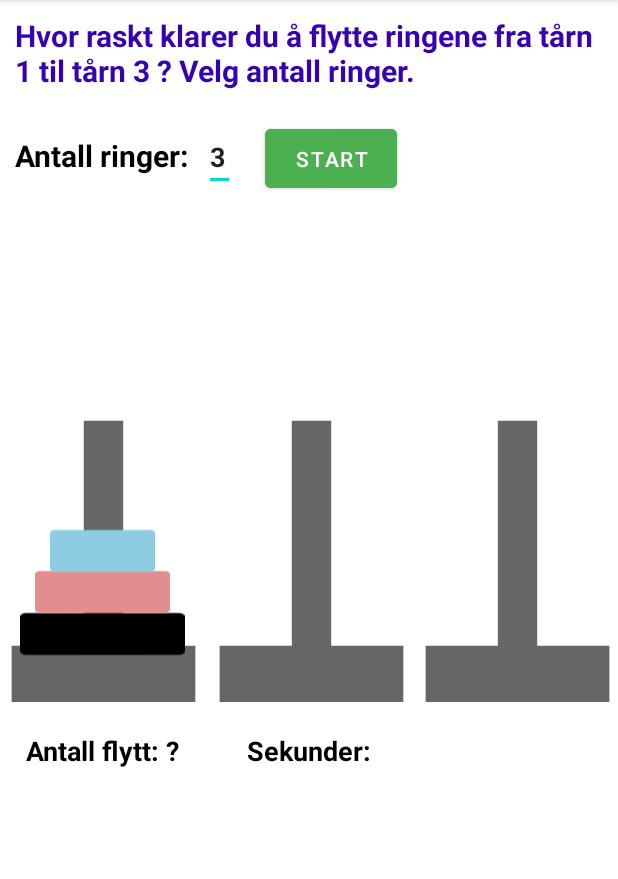
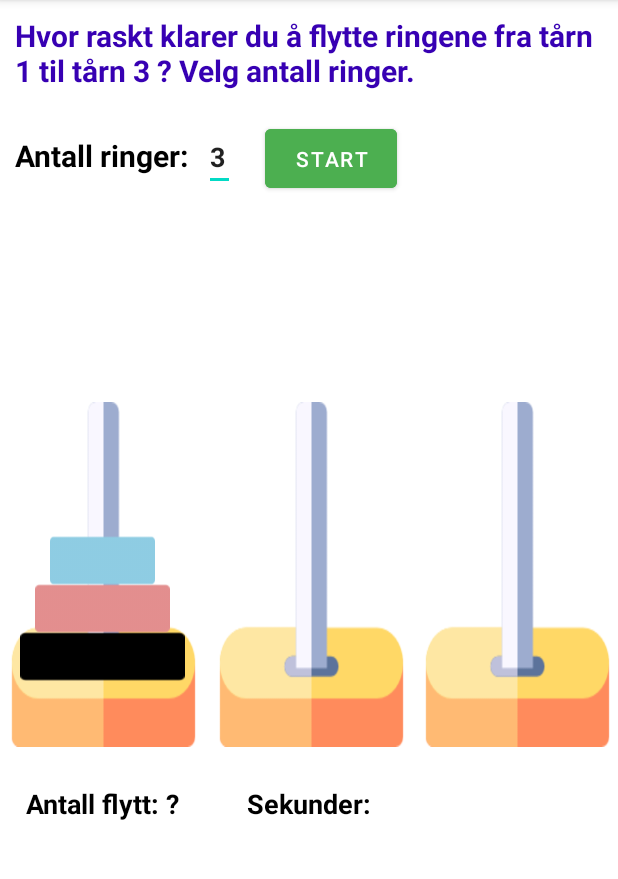
Before and after one commit to vng011/Tower_of_Hanoi, an Android app: the screen it shows after launch (MainActivity), on a phone screen of 412 x 824 dp, the part 84-963 px from its top. Run offline under Robolectric (Android 15) with nearby library versions, the phone set to English and light mode, and no system bars.

Commit message:
Add new layout

```diff
--- a/app/src/main/res/layout/activity_main.xml
+++ b/app/src/main/res/layout/activity_main.xml
@@ -72,19 +72,18 @@
             android:weightSum="3">
             <ImageView
                 android:id="@+id/peg1"
-                android:layout_width="210dp"
-                android:layout_height="300dp"
-                android:layout_marginTop="-550dp"
+                android:layout_width="170dp"
+                android:layout_height="230dp"
+                android:layout_marginTop="-450dp"
                 android:scaleType="fitXY"
-                android:rotationX="180"
-                android:src="@drawable/ic_baseline_peg">
+                android:src="@drawable/pole">
             </ImageView>
 
             <TextView
                 android:id="@+id/tvMoves"
                 android:layout_width="wrap_content"
                 android:layout_height="wrap_content"
-                android:layout_marginTop="-30dp"
+                android:layout_marginTop="25dp"
                 android:text="Antall flytt: ?"
                 android:textColor="@color/black"
                 android:textSize="18dp"
@@ -93,24 +92,24 @@
             <ImageView
                 android:id="@+id/disk1"
                 android:layout_width="110dp"
-                android:layout_height="80dp"
-                android:layout_marginTop="-130dp"
+                android:layout_height="90dp"
+                android:layout_marginTop="-155dp"
                 android:scaleType="fitXY"
                 android:src="@drawable/disk1">
             </ImageView>
             <ImageView
                 android:id="@+id/disk2"
                 android:layout_width="90dp"
-                android:layout_height="80dp"
-                android:layout_marginTop="-108dp"
+                android:layout_height="90dp"
+                android:layout_marginTop="-122dp"
                 android:scaleType="fitXY"
                 android:src="@drawable/disk2">
             </ImageView>
             <ImageView
                 android:id="@+id/disk3"
                 android:layout_width="70dp"
-                android:layout_height="80dp"
-                android:layout_marginTop="-107dp"
+                android:layout_height="90dp"
+                android:layout_marginTop="-122dp"
                 android:scaleType="fitXY"
                 android:src="@drawable/disk3">
             </ImageView>
@@ -126,20 +125,19 @@
             android:weightSum="3">
             <ImageView
                 android:id="@+id/peg2"
-                android:layout_width="210dp"
-                android:layout_height="300dp"
+                android:layout_width="170dp"
+                android:layout_height="230dp"
                 android:layout_marginLeft="1dp"
-                android:layout_marginTop="-550dp"
+                android:layout_marginTop="-450dp"
                 android:scaleType="fitXY"
-                android:rotationX="180"
-                android:src="@drawable/ic_baseline_peg">
+                android:src="@drawable/pole">
             </ImageView>
 
             <TextView
                 android:id="@+id/tvElapsedTime"
                 android:layout_width="wrap_content"
                 android:layout_height="wrap_content"
-                android:layout_marginTop="-30dp"
+                android:layout_marginTop="25dp"
                 android:text="Sekunder:"
                 android:textColor="@color/black"
                 android:textSize="18dp"
@@ -158,13 +156,12 @@
             android:weightSum="3">
             <ImageView
                 android:id="@+id/peg3"
-                android:layout_width="210dp"
-                android:layout_height="300dp"
+                android:layout_width="170dp"
+                android:layout_height="230dp"
                 android:layout_marginLeft="1dp"
-                android:layout_marginTop="-550dp"
+                android:layout_marginTop="-500dp"
                 android:scaleType="fitXY"
-                android:rotationX="180"
-                android:src="@drawable/ic_baseline_peg">
+                android:src="@drawable/pole">
             </ImageView>
         </LinearLayout>
     </LinearLayout>
```
Also changed, not shown: app/src/main/java/com/example/towerofhanoi/MainActivity.java (+28 -11 lines), app/src/main/res/drawable/pole.png (added).
